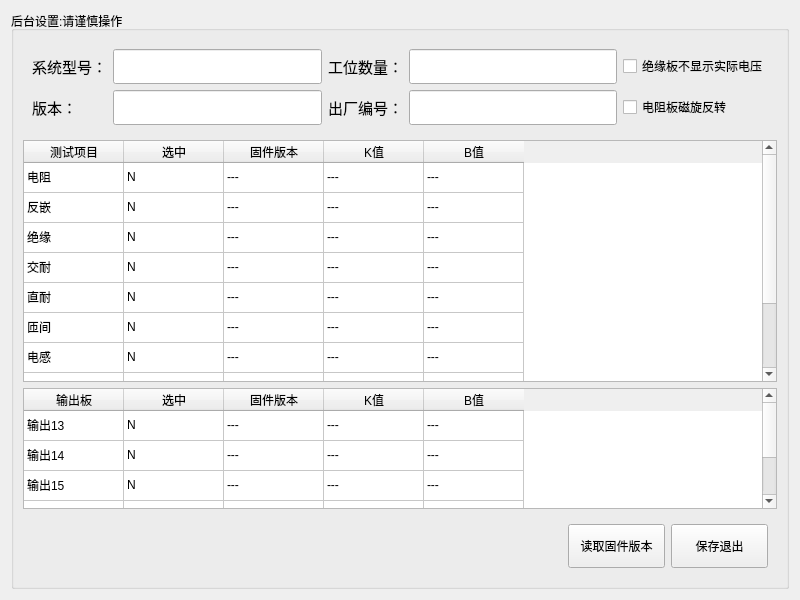
Old version of the form WinBack.ui in the repository bloglink/aip-tester.
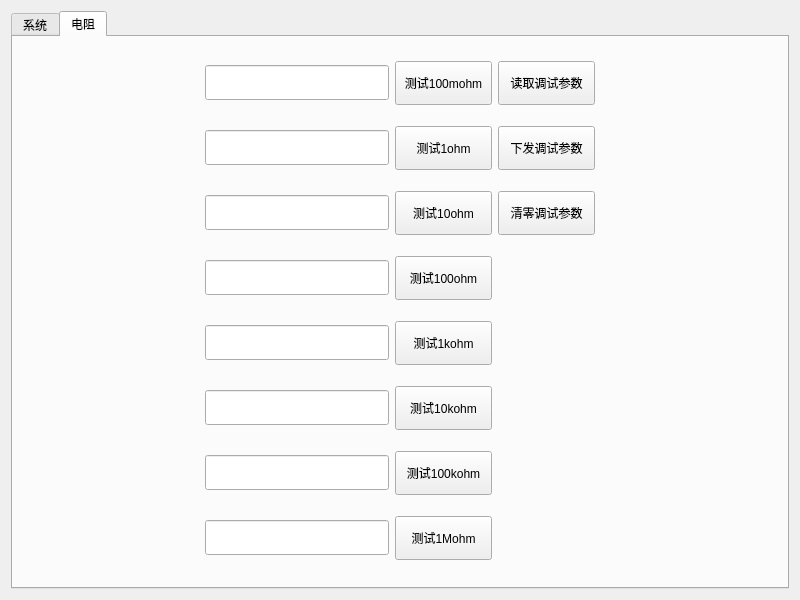
New version of the form.

Commit message: feat:(2.1.10160318)后台模块测试电阻调试参数读取

What changed in the file:
```diff
--- a/WinBack.ui
+++ b/WinBack.ui
@@ -15,194 +15,136 @@
   </property>
   <layout class="QGridLayout" name="gridLayout">
    <item row="0" column="0">
-    <widget class="QGroupBox" name="groupBox">
-     <property name="title">
-      <string>后台设置:请谨慎操作</string>
+    <widget class="QTabWidget" name="tabWidget">
+     <property name="currentIndex">
+      <number>1</number>
      </property>
-     <layout class="QGridLayout" name="gridLayout_2" rowstretch="0,2,1,0">
-      <item row="2" column="0" colspan="2">
-       <widget class="QTableWidget" name="TabOutput">
-        <attribute name="verticalHeaderVisible">
-         <bool>false</bool>
-        </attribute>
-        <row>
-         <property name="text">
-          <string>输出板</string>
-         </property>
-        </row>
-        <row>
-         <property name="text">
-          <string>选中</string>
-         </property>
-        </row>
-        <row>
-         <property name="text">
-          <string>固件版本</string>
-         </property>
-        </row>
-        <row>
-         <property name="text">
-          <string>K值</string>
-         </property>
-        </row>
-        <row>
-         <property name="text">
-          <string>B值</string>
-         </property>
-        </row>
-        <column>
-         <property name="text">
-          <string>输出板</string>
-         </property>
-        </column>
-        <column>
-         <property name="text">
-          <string>选中</string>
-         </property>
-        </column>
-        <column>
-         <property name="text">
-          <string>固件版本</string>
-         </property>
-        </column>
-        <column>
-         <property name="text">
-          <string>K值</string>
-         </property>
-        </column>
-        <column>
-         <property name="text">
-          <string>B值</string>
-         </property>
-        </column>
-        <item row="0" column="0">
-         <property name="text">
-          <string>输出13</string>
-         </property>
-        </item>
-        <item row="0" column="1">
-         <property name="text">
-          <string>N</string>
-         </property>
+     <widget class="QWidget" name="tab">
+      <attribute name="title">
+       <string>系统</string>
+      </attribute>
+      <layout class="QVBoxLayout" name="verticalLayout" stretch="0,11,6,0">
+       <item>
+        <widget class="QWidget" name="widget" native="true">
+         <layout class="QGridLayout" name="gridLayout_3">
+          <item row="1" column="1">
+           <widget class="QLineEdit" name="lineEdit_2">
+            <property name="minimumSize">
+             <size>
+              <width>0</width>
+              <height>35</height>
+             </size>
+            </property>
+           </widget>
+          </item>
+          <item row="1" column="3">
+           <widget class="QLineEdit" name="EditNumber">
+            <property name="minimumSize">
+             <size>
+              <width>0</width>
+              <height>35</height>
+             </size>
+            </property>
+           </widget>
         </item>
         <item row="0" column="2">
+           <widget class="QLabel" name="label_7">
+            <property name="font">
+             <font>
+              <pointsize>11</pointsize>
+             </font>
+            </property>
+            <property name="styleSheet">
+             <string notr="true"/>
+            </property>
          <property name="text">
-          <string>---</string>
-         </property>
+             <string>工位数量：</string>
+            </property>
+           </widget>
         </item>
         <item row="0" column="3">
-         <property name="text">
-          <string>---</string>
-         </property>
-        </item>
-        <item row="0" column="4">
-         <property name="text">
-          <string>---</string>
-         </property>
+           <widget class="QLineEdit" name="text_station_number">
+            <property name="minimumSize">
+             <size>
+              <width>0</width>
+              <height>35</height>
+             </size>
+            </property>
+           </widget>
         </item>
         <item row="1" column="0">
+           <widget class="QLabel" name="label_6">
+            <property name="font">
+             <font>
+              <pointsize>11</pointsize>
+             </font>
+            </property>
+            <property name="styleSheet">
+             <string notr="true"/>
+            </property>
          <property name="text">
-          <string>输出14</string>
-         </property>
-        </item>
-        <item row="1" column="1">
+             <string>版本：</string>
+            </property>
+           </widget>
+          </item>
+          <item row="0" column="1">
+           <widget class="QLineEdit" name="lineEdit">
+            <property name="minimumSize">
+             <size>
+              <width>0</width>
+              <height>35</height>
+             </size>
+            </property>
+           </widget>
+          </item>
+          <item row="0" column="0">
+           <widget class="QLabel" name="label_5">
+            <property name="font">
+             <font>
+              <pointsize>11</pointsize>
+             </font>
+            </property>
+            <property name="styleSheet">
+             <string notr="true"/>
+            </property>
          <property name="text">
-          <string>N</string>
-         </property>
+             <string>系统型号：</string>
+            </property>
+           </widget>
         </item>
         <item row="1" column="2">
+           <widget class="QLabel" name="label_Factory_number">
+            <property name="font">
+             <font>
+              <pointsize>11</pointsize>
+             </font>
+            </property>
+            <property name="styleSheet">
+             <string notr="true"/>
+            </property>
          <property name="text">
-          <string>---</string>
-         </property>
-        </item>
-        <item row="1" column="3">
+             <string>出厂编号：</string>
+            </property>
+           </widget>
+          </item>
+          <item row="0" column="4">
+           <widget class="QCheckBox" name="HideVoltage">
          <property name="text">
-          <string>---</string>
-         </property>
+             <string>绝缘板不显示实际电压</string>
+            </property>
+           </widget>
         </item>
         <item row="1" column="4">
+           <widget class="QCheckBox" name="OppositeDir">
          <property name="text">
-          <string>---</string>
-         </property>
-        </item>
-        <item row="2" column="0">
-         <property name="text">
-          <string>输出15</string>
-         </property>
-        </item>
-        <item row="2" column="1">
-         <property name="text">
-          <string>N</string>
-         </property>
-        </item>
-        <item row="2" column="2">
-         <property name="text">
-          <string>---</string>
-         </property>
-        </item>
-        <item row="2" column="3">
-         <property name="text">
-          <string>---</string>
-         </property>
-        </item>
-        <item row="2" column="4">
-         <property name="text">
-          <string>---</string>
-         </property>
-        </item>
-        <item row="3" column="0">
-         <property name="text">
-          <string>输出16</string>
-         </property>
-        </item>
-        <item row="3" column="1">
-         <property name="text">
-          <string>N</string>
-         </property>
-        </item>
-        <item row="3" column="2">
-         <property name="text">
-          <string>---</string>
-         </property>
-        </item>
-        <item row="3" column="3">
-         <property name="text">
-          <string>---</string>
-         </property>
-        </item>
-        <item row="3" column="4">
-         <property name="text">
-          <string>---</string>
-         </property>
-        </item>
-        <item row="4" column="0">
-         <property name="text">
-          <string>输出17</string>
-         </property>
-        </item>
-        <item row="4" column="1">
-         <property name="text">
-          <string>N</string>
-         </property>
-        </item>
-        <item row="4" column="2">
-         <property name="text">
-          <string>---</string>
-         </property>
-        </item>
-        <item row="4" column="3">
-         <property name="text">
-          <string>---</string>
-         </property>
-        </item>
-        <item row="4" column="4">
-         <property name="text">
-          <string>---</string>
-         </property>
-        </item>
-       </widget>
-      </item>
-      <item row="1" column="0" colspan="2">
+             <string>电阻板磁旋反转</string>
+            </property>
+           </widget>
+          </item>
+         </layout>
+        </widget>
+       </item>
+       <item>
        <widget class="QTableWidget" name="TabItems">
         <attribute name="verticalHeaderVisible">
          <bool>false</bool>
@@ -272,16 +214,6 @@
           <string>固件版本</string>
          </property>
         </column>
-        <column>
-         <property name="text">
-          <string>K值</string>
-         </property>
-        </column>
-        <column>
-         <property name="text">
-          <string>B值</string>
-         </property>
-        </column>
         <item row="0" column="0">
          <property name="text">
           <string>电阻</string>
@@ -297,16 +229,6 @@
           <string>---</string>
          </property>
         </item>
-        <item row="0" column="3">
-         <property name="text">
-          <string>---</string>
-         </property>
-        </item>
-        <item row="0" column="4">
-         <property name="text">
-          <string>---</string>
-         </property>
-        </item>
         <item row="1" column="0">
          <property name="text">
           <string>反嵌</string>
@@ -322,16 +244,6 @@
           <string>---</string>
          </property>
         </item>
-        <item row="1" column="3">
-         <property name="text">
-          <string>---</string>
-         </property>
-        </item>
-        <item row="1" column="4">
-         <property name="text">
-          <string>---</string>
-         </property>
-        </item>
         <item row="2" column="0">
          <property name="text">
           <string>绝缘</string>
@@ -347,16 +259,6 @@
           <string>---</string>
          </property>
         </item>
-        <item row="2" column="3">
-         <property name="text">
-          <string>---</string>
-         </property>
-        </item>
-        <item row="2" column="4">
-         <property name="text">
-          <string>---</string>
-         </property>
-        </item>
         <item row="3" column="0">
          <property name="text">
           <string>交耐</string>
@@ -372,16 +274,6 @@
           <string>---</string>
          </property>
         </item>
-        <item row="3" column="3">
-         <property name="text">
-          <string>---</string>
-         </property>
-        </item>
-        <item row="3" column="4">
-         <property name="text">
-          <string>---</string>
-         </property>
-        </item>
         <item row="4" column="0">
          <property name="text">
           <string>直耐</string>
@@ -397,16 +289,6 @@
           <string>---</string>
          </property>
         </item>
-        <item row="4" column="3">
-         <property name="text">
-          <string>---</string>
-         </property>
-        </item>
-        <item row="4" column="4">
-         <property name="text">
-          <string>---</string>
-         </property>
-        </item>
         <item row="5" column="0">
          <property name="text">
           <string>匝间</string>
@@ -422,16 +304,6 @@
           <string>---</string>
          </property>
         </item>
-        <item row="5" column="3">
-         <property name="text">
-          <string>---</string>
-         </property>
-        </item>
-        <item row="5" column="4">
-         <property name="text">
-          <string>---</string>
-         </property>
-        </item>
         <item row="6" column="0">
          <property name="text">
           <string>电感</string>
@@ -447,16 +319,6 @@
           <string>---</string>
          </property>
         </item>
-        <item row="6" column="3">
-         <property name="text">
-          <string>---</string>
-         </property>
-        </item>
-        <item row="6" column="4">
-         <property name="text">
-          <string>---</string>
-         </property>
-        </item>
         <item row="7" column="0">
          <property name="text">
           <string>功率</string>
@@ -472,16 +334,6 @@
           <string>---</string>
          </property>
         </item>
-        <item row="7" column="3">
-         <property name="text">
-          <string>---</string>
-         </property>
-        </item>
-        <item row="7" column="4">
-         <property name="text">
-          <string>---</string>
-         </property>
-        </item>
         <item row="8" column="0">
          <property name="text">
           <string>低启</string>
@@ -497,16 +349,6 @@
           <string>---</string>
          </property>
         </item>
-        <item row="8" column="3">
-         <property name="text">
-          <string>---</string>
-         </property>
-        </item>
-        <item row="8" column="4">
-         <property name="text">
-          <string>---</string>
-         </property>
-        </item>
         <item row="9" column="0">
          <property name="text">
           <string>堵转</string>
@@ -522,139 +364,131 @@
           <string>---</string>
          </property>
         </item>
-        <item row="9" column="3">
+        </widget>
+       </item>
+       <item>
+        <widget class="QTableWidget" name="TabOutput">
+         <attribute name="verticalHeaderVisible">
+          <bool>false</bool>
+         </attribute>
+         <row>
          <property name="text">
-          <string>---</string>
-         </property>
-        </item>
-        <item row="9" column="4">
+           <string>输出板</string>
+          </property>
+         </row>
+         <row>
          <property name="text">
-          <string>---</string>
-         </property>
-        </item>
-       </widget>
-      </item>
-      <item row="0" column="0" colspan="2">
-       <widget class="QWidget" name="widget" native="true">
-        <layout class="QGridLayout" name="gridLayout_3">
-         <item row="1" column="1">
-          <widget class="QLineEdit" name="lineEdit_2">
-           <property name="minimumSize">
-            <size>
-             <width>0</width>
-             <height>35</height>
-            </size>
-           </property>
-          </widget>
+           <string>选中</string>
+          </property>
+         </row>
+         <row>
+          <property name="text">
+           <string>固件版本</string>
+          </property>
+         </row>
+         <row>
+          <property name="text">
+           <string>K值</string>
+          </property>
+         </row>
+         <row>
+          <property name="text">
+           <string>B值</string>
+          </property>
+         </row>
+         <column>
+          <property name="text">
+           <string>输出板</string>
+          </property>
+         </column>
+         <column>
+          <property name="text">
+           <string>选中</string>
+          </property>
+         </column>
+         <column>
+          <property name="text">
+           <string>固件版本</string>
+          </property>
+         </column>
+         <item row="0" column="0">
+          <property name="text">
+           <string>输出13</string>
+          </property>
          </item>
-         <item row="1" column="3">
-          <widget class="QLineEdit" name="EditNumber">
-           <property name="minimumSize">
-            <size>
-             <width>0</width>
-             <height>35</height>
-            </size>
-           </property>
-          </widget>
+         <item row="0" column="1">
+          <property name="text">
+           <string>N</string>
+          </property>
          </item>
          <item row="0" column="2">
-          <widget class="QLabel" name="label_7">
-           <property name="font">
-            <font>
-             <pointsize>11</pointsize>
-            </font>
-           </property>
-           <property name="styleSheet">
-            <string notr="true"/>
-           </property>
            <property name="text">
-            <string>工位数量：</string>
-           </property>
-          </widget>
-         </item>
-         <item row="0" column="3">
-          <widget class="QLineEdit" name="text_station_number">
-           <property name="minimumSize">
-            <size>
-             <width>0</width>
-             <height>35</height>
-            </size>
-           </property>
-          </widget>
+           <string>---</string>
+          </property>
          </item>
          <item row="1" column="0">
-          <widget class="QLabel" name="label_6">
-           <property name="font">
-            <font>
-             <pointsize>11</pointsize>
-            </font>
-           </property>
-           <property name="styleSheet">
-            <string notr="true"/>
-           </property>
            <property name="text">
-            <string>版本：</string>
-           </property>
-          </widget>
+           <string>输出14</string>
+          </property>
          </item>
-         <item row="0" column="1">
-          <widget class="QLineEdit" name="lineEdit">
-           <property name="minimumSize">
-            <size>
-             <width>0</width>
-             <height>35</height>
-            </size>
-           </property>
-          </widget>
-         </item>
-         <item row="0" column="0">
-          <widget class="QLabel" name="label_5">
-           <property name="font">
-            <font>
-             <pointsize>11</pointsize>
-            </font>
-           </property>
-           <property name="styleSheet">
-            <string notr="true"/>
-           </property>
+         <item row="1" column="1">
            <property name="text">
-            <string>系统型号：</string>
-           </property>
-          </widget>
+           <string>N</string>
+          </property>
          </item>
          <item row="1" column="2">
-          <widget class="QLabel" name="label_Factory_number">
-           <property name="font">
-            <font>
-             <pointsize>11</pointsize>
-            </font>
-           </property>
-           <property name="styleSheet">
-            <string notr="true"/>
-           </property>
+          <property name="text">
+           <string>---</string>
+          </property>
+         </item>
+         <item row="2" column="0">
+          <property name="text">
+           <string>输出15</string>
+          </property>
+         </item>
+         <item row="2" column="1">
            <property name="text">
-            <string>出厂编号：</string>
-           </property>
-          </widget>
+           <string>N</string>
+          </property>
          </item>
-         <item row="0" column="4">
-          <widget class="QCheckBox" name="HideVoltage">
+         <item row="2" column="2">
            <property name="text">
-            <string>绝缘板不显示实际电压</string>
-           </property>
-          </widget>
+           <string>---</string>
+          </property>
          </item>
-         <item row="1" column="4">
-          <widget class="QCheckBox" name="OppositeDir">
+         <item row="3" column="0">
            <property name="text">
-            <string>电阻板磁旋反转</string>
-           </property>
-          </widget>
+           <string>输出16</string>
+          </property>
          </item>
-        </layout>
-       </widget>
-      </item>
-      <item row="3" column="0" colspan="2">
+         <item row="3" column="1">
+          <property name="text">
+           <string>N</string>
+          </property>
+         </item>
+         <item row="3" column="2">
+          <property name="text">
+           <string>---</string>
+          </property>
+         </item>
+         <item row="4" column="0">
+          <property name="text">
+           <string>输出17</string>
+          </property>
+         </item>
+         <item row="4" column="1">
+          <property name="text">
+           <string>N</string>
+          </property>
+         </item>
+         <item row="4" column="2">
+          <property name="text">
+           <string>---</string>
+          </property>
+         </item>
+        </widget>
+       </item>
+       <item>
        <widget class="QWidget" name="widget_2" native="true">
         <layout class="QHBoxLayout" name="horizontalLayout">
          <item>
@@ -700,6 +534,263 @@
        </widget>
       </item>
      </layout>
+     </widget>
+     <widget class="QWidget" name="tab_2">
+      <attribute name="title">
+       <string>电阻</string>
+      </attribute>
+      <layout class="QGridLayout" name="gridLayout_4">
+       <item row="6" column="2">
+        <widget class="QPushButton" name="BtnVersion_9">
+         <property name="minimumSize">
+          <size>
+           <width>97</width>
+           <height>44</height>
+          </size>
+         </property>
+         <property name="text">
+          <string>测试100kohm</string>
+         </property>
+        </widget>
+       </item>
+       <item row="2" column="3">
+        <widget class="QPushButton" name="pushButton">
+         <property name="minimumSize">
+          <size>
+           <width>97</width>
+           <height>44</height>
+          </size>
+         </property>
+         <property name="text">
+          <string>清零调试参数</string>
+         </property>
+        </widget>
+       </item>
+       <item row="0" column="3">
+        <widget class="QPushButton" name="BtnDcrParam">
+         <property name="minimumSize">
+          <size>
+           <width>97</width>
+           <height>44</height>
+          </size>
+         </property>
+         <property name="text">
+          <string>读取调试参数</string>
+         </property>
+        </widget>
+       </item>
+       <item row="4" column="2">
+        <widget class="QPushButton" name="BtnVersion_6">
+         <property name="minimumSize">
+          <size>
+           <width>97</width>
+           <height>44</height>
+          </size>
+         </property>
+         <property name="text">
+          <string>测试1kohm</string>
+         </property>
+        </widget>
+       </item>
+       <item row="5" column="2">
+        <widget class="QPushButton" name="BtnVersion_7">
+         <property name="minimumSize">
+          <size>
+           <width>97</width>
+           <height>44</height>
+          </size>
+         </property>
+         <property name="text">
+          <string>测试10kohm</string>
+         </property>
+        </widget>
+       </item>
+       <item row="0" column="2">
+        <widget class="QPushButton" name="BtnVersion_2">
+         <property name="minimumSize">
+          <size>
+           <width>97</width>
+           <height>44</height>
+          </size>
+         </property>
+         <property name="text">
+          <string>测试100mohm</string>
+         </property>
+        </widget>
+       </item>
+       <item row="7" column="2">
+        <widget class="QPushButton" name="BtnVersion_8">
+         <property name="minimumSize">
+          <size>
+           <width>97</width>
+           <height>44</height>
+          </size>
+         </property>
+         <property name="text">
+          <string>测试1Mohm</string>
+         </property>
+        </widget>
+       </item>
+       <item row="3" column="2">
+        <widget class="QPushButton" name="BtnVersion_5">
+         <property name="minimumSize">
+          <size>
+           <width>97</width>
+           <height>44</height>
+          </size>
+         </property>
+         <property name="text">
+          <string>测试100ohm</string>
+         </property>
+        </widget>
+       </item>
+       <item row="1" column="3">
+        <widget class="QPushButton" name="BtnVersion333">
+         <property name="minimumSize">
+          <size>
+           <width>97</width>
+           <height>44</height>
+          </size>
+         </property>
+         <property name="text">
+          <string>下发调试参数</string>
+         </property>
+        </widget>
+       </item>
+       <item row="4" column="1">
+        <widget class="QLineEdit" name="EditDcrK5">
+         <property name="minimumSize">
+          <size>
+           <width>0</width>
+           <height>35</height>
+          </size>
+         </property>
+        </widget>
+       </item>
+       <item row="2" column="1">
+        <widget class="QLineEdit" name="EditDcrK3">
+         <property name="minimumSize">
+          <size>
+           <width>0</width>
+           <height>35</height>
+          </size>
+         </property>
+        </widget>
+       </item>
+       <item row="1" column="1">
+        <widget class="QLineEdit" name="EditDcrK2">
+         <property name="minimumSize">
+          <size>
+           <width>0</width>
+           <height>35</height>
+          </size>
+         </property>
+        </widget>
+       </item>
+       <item row="1" column="2">
+        <widget class="QPushButton" name="BtnVersion_3">
+         <property name="minimumSize">
+          <size>
+           <width>97</width>
+           <height>44</height>
+          </size>
+         </property>
+         <property name="text">
+          <string>测试1ohm</string>
+         </property>
+        </widget>
+       </item>
+       <item row="0" column="1">
+        <widget class="QLineEdit" name="EditDcrK1">
+         <property name="minimumSize">
+          <size>
+           <width>0</width>
+           <height>35</height>
+          </size>
+         </property>
+        </widget>
+       </item>
+       <item row="2" column="2">
+        <widget class="QPushButton" name="BtnVersion_4">
+         <property name="minimumSize">
+          <size>
+           <width>97</width>
+           <height>44</height>
+          </size>
+         </property>
+         <property name="text">
+          <string>测试10ohm</string>
+         </property>
+        </widget>
+       </item>
+       <item row="2" column="0">
+        <spacer name="horizontalSpacer_2">
+         <property name="orientation">
+          <enum>Qt::Horizontal</enum>
+         </property>
+         <property name="sizeHint" stdset="0">
+          <size>
+           <width>40</width>
+           <height>20</height>
+          </size>
+         </property>
+        </spacer>
+       </item>
+       <item row="5" column="1">
+        <widget class="QLineEdit" name="EditDcrK6">
+         <property name="minimumSize">
+          <size>
+           <width>0</width>
+           <height>35</height>
+          </size>
+         </property>
+        </widget>
+       </item>
+       <item row="6" column="1">
+        <widget class="QLineEdit" name="EditDcrK7">
+         <property name="minimumSize">
+          <size>
+           <width>0</width>
+           <height>35</height>
+          </size>
+         </property>
+        </widget>
+       </item>
+       <item row="7" column="1">
+        <widget class="QLineEdit" name="EditDcrK8">
+         <property name="minimumSize">
+          <size>
+           <width>0</width>
+           <height>35</height>
+          </size>
+         </property>
+        </widget>
+       </item>
+       <item row="3" column="1">
+        <widget class="QLineEdit" name="EditDcrK4">
+         <property name="minimumSize">
+          <size>
+           <width>0</width>
+           <height>35</height>
+          </size>
+         </property>
+        </widget>
+       </item>
+       <item row="2" column="4">
+        <spacer name="horizontalSpacer_3">
+         <property name="orientation">
+          <enum>Qt::Horizontal</enum>
+         </property>
+         <property name="sizeHint" stdset="0">
+          <size>
+           <width>40</width>
+           <height>20</height>
+          </size>
+         </property>
+        </spacer>
+       </item>
+      </layout>
+     </widget>
     </widget>
    </item>
   </layout>
```
Lines whose indentation alone changed are shown as unchanged. The commit also changes 3 other files.
